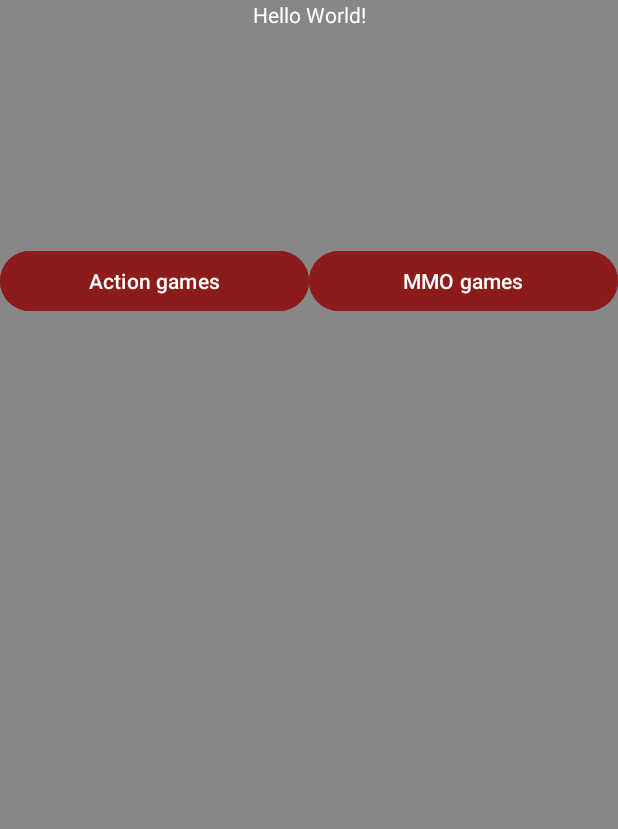
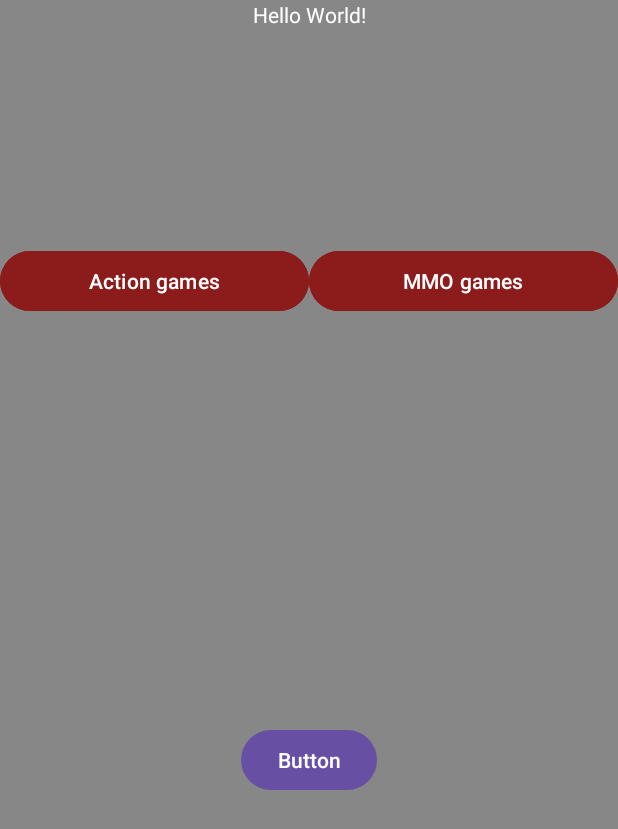
Before and after one commit to m-nem-student/MT_ukol, an Android app: the screen it shows after launch (MainActivity), on a phone screen of 412 x 824 dp. Shown: the top 829 px of the screen. Run offline under Robolectric (Android 15) with nearby library versions, the phone set to English and light mode, and no system bars; our stand-ins replace data binding.

Commit message:
Added new saving to and loading from internal storage.

```diff
--- a/app/src/main/java/com/example/playercount/action/ActionActivity.kt
+++ b/app/src/main/java/com/example/playercount/action/ActionActivity.kt
@@ -20,7 +20,7 @@ class ActionActivity : AppCompatActivity() {
         setContentView(view)
 
         val app = application as MyApplication
-        viewModel = ViewModelProvider(this, ActionViewModelFactory(app.repository)).get(
+        viewModel = ViewModelProvider(this, ActionViewModelFactory(app.repository, this)).get(
             ActionViewModel::class.java)
 
         binding.viewModel = viewModel
--- a/app/src/main/java/com/example/playercount/action/ActionViewModelFactory.kt
+++ b/app/src/main/java/com/example/playercount/action/ActionViewModelFactory.kt
@@ -1,16 +1,18 @@
 package com.example.playercount.action
 
+import android.content.Context
 import androidx.lifecycle.ViewModel
 import androidx.lifecycle.ViewModelProvider
 import com.example.playercount.Repository
 
 class ActionViewModelFactory (
-    private val repository: Repository
+    private val repository: Repository,
+    private val context: Context
 ) : ViewModelProvider.Factory {
 
     override fun <T : ViewModel> create(modelClass: Class<T>): T {
         if (modelClass.isAssignableFrom(ActionViewModel::class.java)) {
-            return ActionViewModel(repository) as T
+            return ActionViewModel(repository, context) as T
         }
         throw IllegalArgumentException("Wrong ViewModel class")
     }
--- a/app/src/main/java/com/example/playercount/mmo/MMOActivity.kt
+++ b/app/src/main/java/com/example/playercount/mmo/MMOActivity.kt
@@ -18,9 +18,11 @@ class MMOActivity : AppCompatActivity() {
         setContentView(binding.root)
 
         val app = application as MyApplication
-        viewModel = ViewModelProvider(this, MMOViewModelFactory(app.repository)).get(MMOViewModel::class.java)
+        viewModel = ViewModelProvider(this, MMOViewModelFactory(app.repository, this)).get(MMOViewModel::class.java)
 
         binding.viewModel = viewModel
         binding.lifecycleOwner = this
+
+
     }
 }
--- a/app/src/main/java/com/example/playercount/mmo/MMOViewModelFactory.kt
+++ b/app/src/main/java/com/example/playercount/mmo/MMOViewModelFactory.kt
@@ -7,12 +7,13 @@ import com.example.playercount.Repository
 
 
 class MMOViewModelFactory (
-    private val repository: Repository
+    private val repository: Repository,
+    private val context: Context
 ) : ViewModelProvider.Factory {
 
     override fun <T : ViewModel> create(modelClass: Class<T>): T {
         if (modelClass.isAssignableFrom(MMOViewModel::class.java)) {
-            return MMOViewModel(repository) as T
+            return MMOViewModel(repository, context) as T
         }
         throw IllegalArgumentException("Wrong ViewModel class")
     }
--- a/app/src/main/res/layout/activity_main.xml
+++ b/app/src/main/res/layout/activity_main.xml
@@ -54,5 +54,18 @@
         app:layout_constraintTop_toBottomOf="@+id/textView"
         app:layout_constraintVertical_bias="0.19" />
 
+    <Button
+        android:id="@+id/button5"
+        android:layout_width="wrap_content"
+        android:layout_height="wrap_content"
+        android:layout_marginTop="234dp"
+        android:layout_marginBottom="256dp"
+        android:onClick="@{ () -> viewModel.testLoadData() }"
+        android:text="Button"
+        app:layout_constraintBottom_toBottomOf="parent"
+        app:layout_constraintEnd_toEndOf="parent"
+        app:layout_constraintStart_toStartOf="parent"
+        app:layout_constraintTop_toBottomOf="@+id/button" />
+
 </androidx.constraintlayout.widget.ConstraintLayout>
 </layout>
```
Also changed, not shown: app/src/main/java/com/example/playercount/action/ActionViewModel.kt (+20 -6 lines), app/src/main/java/com/example/playercount/main/MainViewModel.kt (+22 -1 lines), app/src/main/java/com/example/playercount/mmo/MMOViewModel.kt (+55 -4 lines).
